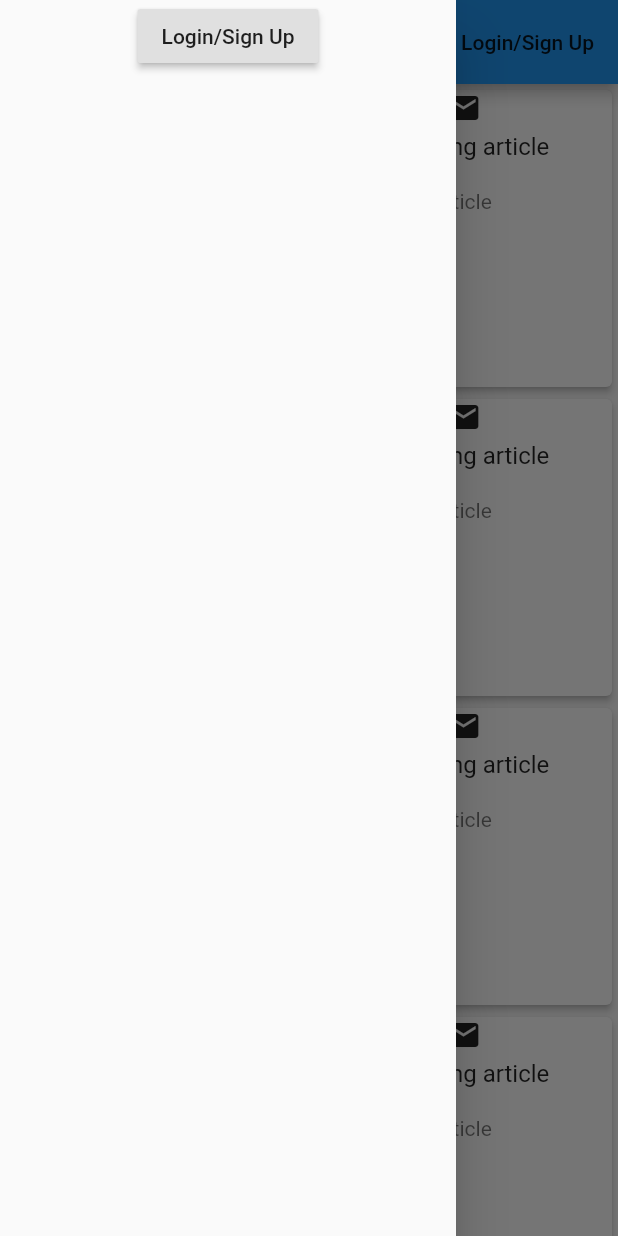
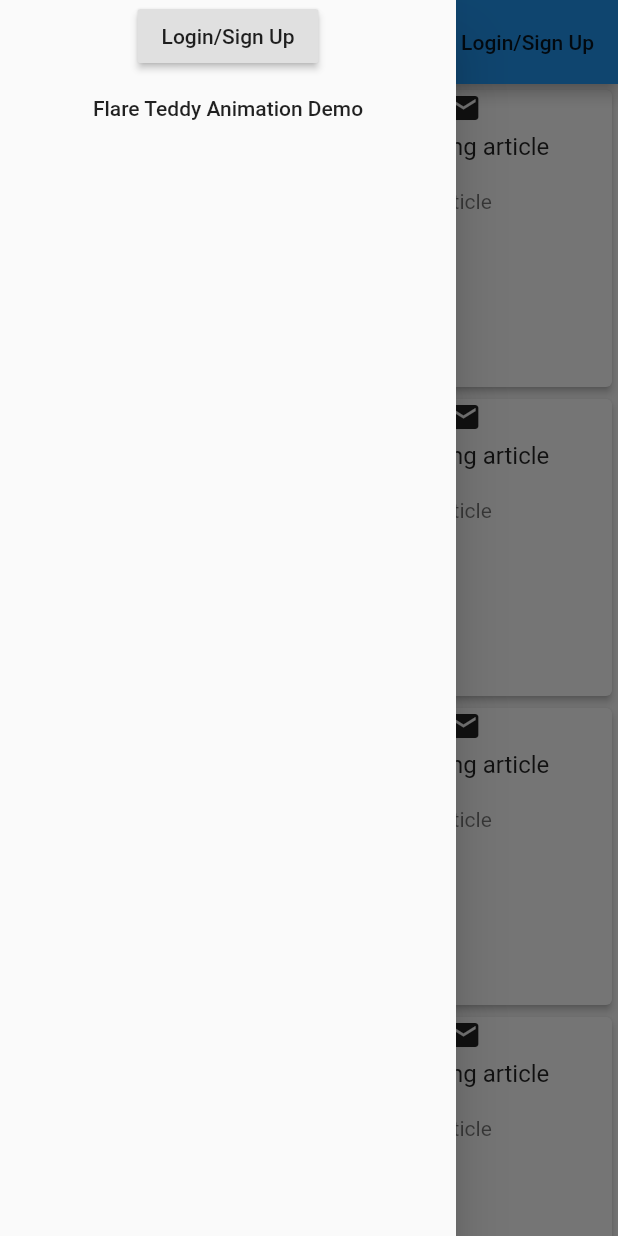
Before and after one commit to plusmobileapps/blog_flutter, a Flutter app: the screen it shows after launch, with the side drawer open, on a phone screen of 412 x 824 dp. Run offline on Flutter 3.47's test engine with Material 2 defaults, Android fonts, the phone set to English and light mode, and no system bars; our stand-ins replace firebase_auth, flare_flutter, google_sign_in; accounts and stored records are empty.

Commit message:
refactor widgets into components and add a flutter flare demo

```diff
--- /dev/null
+++ b/lib/components/BlogScaffold.dart
@@ -0,0 +1,56 @@
+import 'package:blog_flutter/model/user.dart';
+import 'package:blog_flutter/screens/SignUp.dart';
+import 'package:blog_flutter/services/auth.dart';
+import 'package:flutter/cupertino.dart';
+import 'package:flutter/material.dart';
+import 'package:provider/provider.dart';
+
+import 'nav_drawer.dart';
+
+class BlogScaffold extends StatelessWidget {
+  final Widget body;
+  final String title;
+
+  BlogScaffold({this.body, this.title});
+
+  @override
+  Widget build(BuildContext context) {
+    var user = Provider.of<User>(context);
+    bool isLoggedIn = user != null;
+
+    return Scaffold(
+      drawer: NavDrawer(),
+      appBar: AppBar(
+        // Here we take the value from the MyHomePage object that was created by
+        // the App.build method, and use it to set our appbar title.
+        title: Text(title),
+        actions: <Widget>[
+          FlatButton(
+            child: Row(
+              mainAxisSize: MainAxisSize.min,
+              children: <Widget>[
+                if (!isLoggedIn) ...[
+                  Icon(Icons.person_outline),
+                  Text('Login/Sign Up')
+                ],
+                if (isLoggedIn) ...[
+                  Icon(Icons.person),
+                  Text('Hi ${user.displayName}')
+                ]
+              ],
+            ),
+            onPressed: () {
+              if (!isLoggedIn) {
+                Navigator.push(
+                    context, MaterialPageRoute(builder: (context) => SignUp()));
+              } else {
+                AuthService().signOut();
+              }
+            },
+          ),
+        ],
+      ),
+      body: body,
+    );
+  }
+}
--- /dev/null
+++ b/lib/components/nav_drawer.dart
@@ -0,0 +1,48 @@
+import 'package:blog_flutter/model/user.dart';
+import 'package:blog_flutter/screens/flare_teddy.dart';
+import 'package:blog_flutter/services/auth.dart';
+import 'package:flutter/material.dart';
+import 'package:provider/provider.dart';
+
+import '../screens/SignUp.dart';
+
+class NavDrawer extends StatefulWidget {
+
+  @override
+  _NavDrawerState createState() => _NavDrawerState();
+}
+
+class _NavDrawerState extends State<NavDrawer> {
+  @override
+  Widget build(BuildContext context) {
+    var user = Provider.of<User>(context);
+    bool isLoggedIn = user != null;
+    return Drawer(
+      child: Column(
+        children: <Widget>[
+          if(isLoggedIn)...[
+            RaisedButton(
+              child: Text('Sign out'),
+              onPressed: () => AuthService().signOut(),
+            )
+          ],
+
+          if(!isLoggedIn)...[
+            RaisedButton(
+              child: Text('Login/Sign Up'),
+              onPressed: () {
+                Navigator.push(context, MaterialPageRoute(builder: (context) => SignUp()));
+              },
+            ),
+          ],
+          FlatButton(
+            child: Text('Flare Teddy Animation Demo'),
+            onPressed: () {
+              Navigator.push(context, MaterialPageRoute(builder: (context) => FlareTeddyWidget()));
+            },
+          )
+        ],
+      ),
+    );
+  }
+}
--- a/lib/main.dart
+++ b/lib/main.dart
@@ -3,6 +3,7 @@ import 'package:blog_flutter/screens/home_feed.dart';
 import 'package:blog_flutter/services/auth.dart';
 import 'package:flutter/material.dart';
 import 'package:provider/provider.dart';
+import 'package:flare_flutter/flare_actor.dart';
 
 void main() async {
   runApp(MyApp());
--- a/lib/screens/home_feed.dart
+++ b/lib/screens/home_feed.dart
@@ -1,6 +1,8 @@
+import 'package:blog_flutter/components/BlogScaffold.dart';
 import 'package:blog_flutter/components/home_feed_card.dart';
 import 'package:blog_flutter/model/article.dart';
 import 'package:blog_flutter/model/user.dart';
+import 'package:blog_flutter/components/nav_drawer.dart';
 import 'package:blog_flutter/services/auth.dart';
 import 'package:flutter/material.dart';
 import 'package:provider/provider.dart';
@@ -31,56 +33,8 @@ class _MyHomePageState extends State<MyHomePage> {
     print('User is: $user');
     bool isLoggedIn = user != null;
     Article article = Article(id: 'some id', description: 'This is an article description', minRead: '7 min read', title: "The amazing article title");
-
-    return Scaffold(
-      drawer: Drawer(
-        child: Column(
-          children: <Widget>[
-            if(isLoggedIn)...[
-              RaisedButton(
-                child: Text('Sign out'),
-                onPressed: () => AuthService().signOut(),
-              )
-            ],
-
-            if(!isLoggedIn)...[
-              RaisedButton(
-                child: Text('Login/Sign Up'),
-                onPressed: () {
-                  Navigator.push(context, MaterialPageRoute(builder: (context) => SignUp()));
-                },
-              ),
-            ],
-          ],
-        ),
-      ),
-      appBar: AppBar(
-        // Here we take the value from the MyHomePage object that was created by
-        // the App.build method, and use it to set our appbar title.
-        title: Text(widget.title),
-        actions: <Widget>[
-          FlatButton(
-            child: Row(
-              mainAxisSize: MainAxisSize.min,
-              children: <Widget>[
-                if(!isLoggedIn) ...[
-                  Icon(Icons.person_outline),
-                  Text('Login/Sign Up')
-                ],
-
-                if(isLoggedIn)...[
-                  Icon(Icons.person),
-                  Text('Hi ${user.displayName}')
-                ]
-
-              ],
-            ),
-            onPressed: () {
-              Navigator.push(context, MaterialPageRoute(builder: (context) => SignUp()));
-            },
-          ),
-        ],
-      ),
+    return BlogScaffold(
+      title: 'Plus Mobile Apps',
       body: GridView.count(
         // Create a grid with 2 columns. If you change the scrollDirection to
         // horizontal, this produces 2 rows.
--- a/pubspec.yaml
+++ b/pubspec.yaml
@@ -29,6 +29,9 @@ dependencies:
   firebase_auth: ^0.15.3+1
   google_sign_in: ^4.1.1
   firebase_dynamic_links: ^0.3.0
+  flare_flutter: any
+
+
 
 dev_dependencies:
   flutter_test:
@@ -45,6 +48,8 @@ flutter:
   # included with your application, so that you can use the icons in
   # the material Icons class.
   uses-material-design: true
+  assets:
+    - assets/
 
   # To add assets to your application, add an assets section, like this:
   # assets:
```
Also changed, not shown: lib/screens/SignUp.dart (+5 -19 lines), lib/screens/flare_teddy.dart (added, +53 -0 lines), pubspec.lock, 1 other file.
